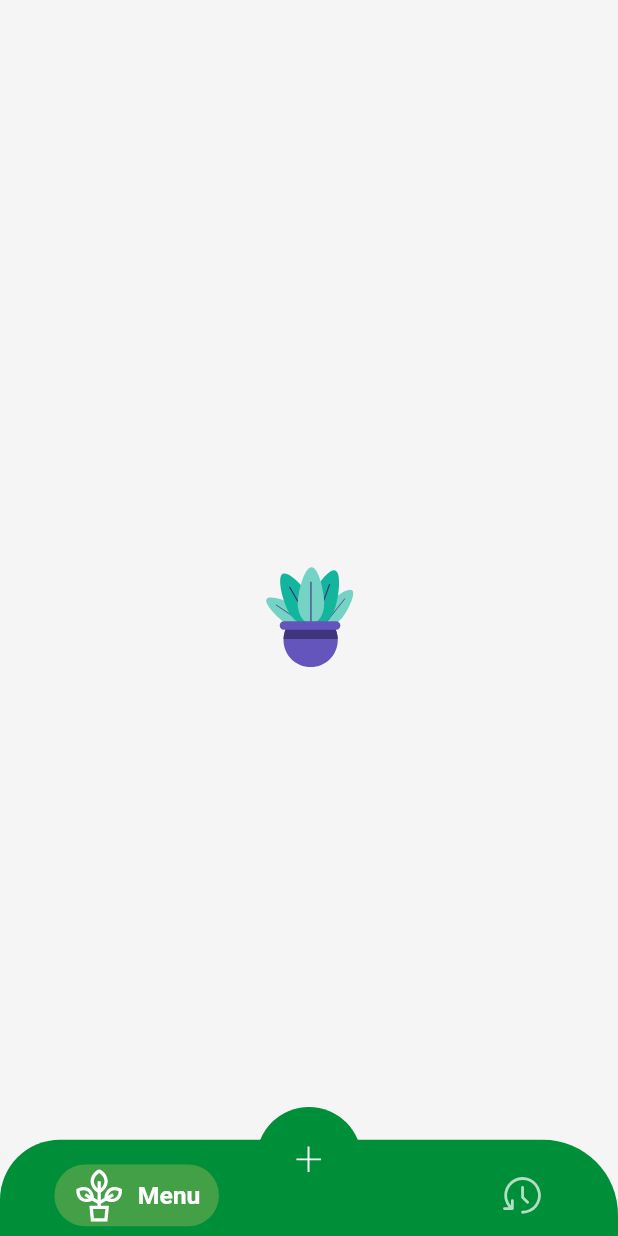
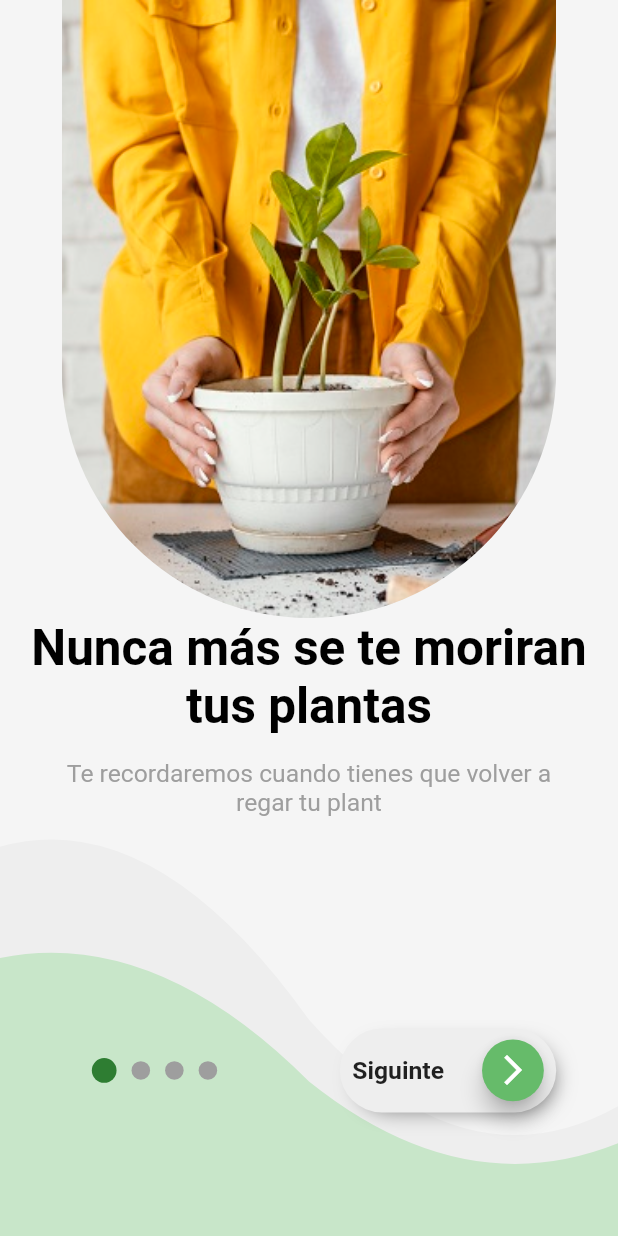
Before and after one commit to estarly07/My-Plants, a Flutter app: the screen it shows after launch, on a phone screen of 412 x 824 dp. Run offline on Flutter 3.47's test engine with Material 2 defaults, Android fonts, the phone set to English and light mode, and no system bars; our stand-ins replace bloc, flutter_bloc, flutter_svg, lottie, shared_preferences, sqflite; missing offline and left inert: android_alarm_manager; accounts and stored records are empty; project files that could hold a hidden picture were left out.

Commit message:
CREATION
- Slider was created

```diff
--- /dev/null
+++ b/my_plants/lib/Slider/bloc/slider_bloc.dart
@@ -0,0 +1,13 @@
+import 'package:bloc/bloc.dart';
+import 'package:meta/meta.dart';
+
+part 'slider_event.dart';
+part 'slider_state.dart';
+
+class SliderBloc extends Bloc<SliderEvent, SliderState> {
+  SliderBloc() : super(SliderInitial()) {
+    on<ChangeSliderPageEvent>((event, emit) {
+      emit(ChangePageState(event.currentPage));
+    });
+  }
+}
--- /dev/null
+++ b/my_plants/lib/Slider/bloc/slider_event.dart
@@ -0,0 +1,9 @@
+part of 'slider_bloc.dart';
+
+@immutable
+abstract class SliderEvent {}
+
+class ChangeSliderPageEvent extends SliderEvent {
+  final double currentPage;
+  ChangeSliderPageEvent(this.currentPage);
+}
--- /dev/null
+++ b/my_plants/lib/Slider/bloc/slider_state.dart
@@ -0,0 +1,18 @@
+part of 'slider_bloc.dart';
+
+@immutable
+abstract class SliderState {
+  final double currentPage;
+
+  SliderState(this.currentPage);
+}
+
+class SliderInitial extends SliderState {
+  SliderInitial() : super(0.0);
+}
+
+class ChangePageState extends SliderState {
+  final double currentPage;
+
+  ChangePageState(this.currentPage) : super(currentPage);
+}
--- /dev/null
+++ b/my_plants/lib/Slider/model/slider.dart
@@ -0,0 +1,15 @@
+import 'package:flutter/cupertino.dart';
+import 'package:flutter/material.dart';
+
+class SliderModel {
+  Color color;
+  final String image;
+  final String title;
+  final String description;
+
+  SliderModel(
+      {required this.image,
+      required this.title,
+      required this.description,
+      this.color = Colors.white});
+}
--- /dev/null
+++ b/my_plants/lib/Slider/ui/screen/slider_screen.dart
@@ -0,0 +1,14 @@
+import 'package:flutter/cupertino.dart';
+import 'package:flutter/material.dart';
+import 'package:my_plants/Slider/ui/widgets/slider_item.dart';
+
+class SliderScreen extends StatelessWidget {
+  const SliderScreen({Key? key}) : super(key: key);
+
+  @override
+  Widget build(BuildContext context) {
+    return Scaffold(
+      body: SliderItem(),
+    );
+  }
+}
--- /dev/null
+++ b/my_plants/lib/Slider/ui/widgets/dots.dart
@@ -0,0 +1,51 @@
+import 'package:flutter/cupertino.dart';
+import 'package:flutter/material.dart';
+import 'package:flutter_bloc/flutter_bloc.dart';
+import 'package:my_plants/Slider/bloc/slider_bloc.dart';
+
+class Dots extends StatelessWidget {
+  int lenght;
+  Dots(this.lenght);
+
+  @override
+  Widget build(BuildContext context) {
+    final provider = BlocProvider.of<SliderBloc>(context, listen: false);
+    final size = MediaQuery.of(context).size;
+    return Container(
+      width: double.infinity,
+      child: Row(
+          mainAxisAlignment: MainAxisAlignment.center,
+          children: List.generate(
+            lenght,
+            (index) => _Ball(index),
+          )),
+    );
+  }
+}
+
+class _Ball extends StatelessWidget {
+  int index;
+  _Ball(this.index);
+
+  @override
+  Widget build(BuildContext context) {
+    final provider = BlocProvider.of<SliderBloc>(context, listen: false);
+    final size = MediaQuery.of(context).size;
+
+    return AnimatedContainer(
+      duration: Duration(milliseconds: 200),
+      margin: EdgeInsets.symmetric(horizontal: 5),
+      height: (provider.state.currentPage.toInt() == index)
+          ? size.width * 0.04
+          : size.width * 0.03,
+      width: (provider.state.currentPage.toInt() == index)
+          ? size.width * 0.04
+          : size.width * 0.03,
+      decoration: BoxDecoration(
+          color: (provider.state.currentPage.toInt() == index)
+              ? Colors.green[800]
+              : Colors.grey,
+          shape: BoxShape.circle),
+    );
+  }
+}
--- /dev/null
+++ b/my_plants/lib/Slider/ui/widgets/headers.dart
@@ -0,0 +1,27 @@
+import 'package:flutter/cupertino.dart';
+import 'package:flutter/material.dart';
+
+class Header extends CustomPainter {
+  final Color color;
+
+  Header(this.color);
+  @override
+  void paint(Canvas canvas, Size size) {
+    final paint = Paint()
+      ..color = color
+      ..style = PaintingStyle.fill;
+    final path = Path();
+    path.moveTo(0, size.height * 0.1);
+    path.quadraticBezierTo(
+        size.width * 0.25, 0, size.width * 0.5, size.height * 0.5);
+    path.quadraticBezierTo(
+        size.width * 0.75, size.height * 0.9, size.width, size.height * 0.7);
+    path.lineTo(size.width, size.height);
+    path.lineTo(0, size.height);
+
+    canvas.drawPath(path, paint);
+  }
+
+  @override
+  bool shouldRepaint(covariant CustomPainter oldDelegate) => true;
+}
--- /dev/null
+++ b/my_plants/lib/Slider/ui/widgets/slider_item.dart
@@ -0,0 +1,251 @@
+import 'package:flutter/cupertino.dart';
+import 'package:flutter/material.dart';
+import 'package:flutter/painting.dart';
+import 'package:flutter_bloc/flutter_bloc.dart';
+import 'package:my_plants/Slider/bloc/slider_bloc.dart';
+import 'package:my_plants/Slider/model/slider.dart';
+import 'package:my_plants/Slider/ui/widgets/widgets.dart';
+
+class SliderItem extends StatelessWidget {
+  const SliderItem({Key? key}) : super(key: key);
+
+  @override
+  Widget build(BuildContext context) {
+    return Container(
+        child: _Slide([
+      SliderModel(
+        image: "assets/images/uno.jpg",
+        title: "Nunca más se te moriran tus plantas",
+        description:
+            "Te recordaremos cuando tienes que volver a regar tu plant",
+      ),
+      SliderModel(
+        image: "assets/images/dos.jpg",
+        title: "Tendrás consejos para el cuidado\n 👊",
+        description:
+            "My plants te aconsejara para que cuides mejor tus plantas",
+      ),
+      SliderModel(
+        image: "assets/images/tres.jpg",
+        title: "Investigación\n 🕵️",
+        description:
+            "Sabrás que tipo de plantas puedes tener en casa y sus cuidados",
+      ),
+      SliderModel(
+        image: "assets/images/logo.png",
+        title: "Disfruta\n 😎 ",
+        description:
+            "Relajate que My Plants siempre te ayudará a cuidar tus plantas",
+      ),
+    ]));
+  }
+}
+
+class _Slide extends StatefulWidget {
+  List<SliderModel> sliders;
+
+  _Slide(this.sliders);
+  @override
+  State<_Slide> createState() => _SlideState();
+}
+
+class _SlideState extends State<_Slide> {
+  late final PageController pageController;
+
+  @override
+  void initState() {
+    pageController = PageController();
+    final provider = BlocProvider.of<SliderBloc>(context, listen: false);
+    pageController.addListener(() {
+      provider.add(ChangeSliderPageEvent(pageController.page!));
+    });
+    super.initState();
+  }
+
+  @override
+  void dispose() {
+    pageController.dispose();
+    super.dispose();
+  }
+
+  @override
+  Widget build(BuildContext context) {
+    final size = MediaQuery.of(context).size;
+    return BlocBuilder<SliderBloc, SliderState>(
+      builder: (context, state) {
+        return Stack(
+          children: [
+            Align(
+              alignment: Alignment.bottomCenter,
+              child: Container(
+                width: double.infinity,
+                height: size.height * 0.35,
+                child: CustomPaint(
+                  painter: Header(const Color(0xffEEEEEE)),
+                ),
+              ),
+            ),
+            Align(
+              alignment: Alignment.bottomCenter,
+              child: Container(
+                width: double.infinity,
+                height: size.height * 0.25,
+                child: CustomPaint(
+                  painter: Header(Colors.green.shade100),
+                ),
+              ),
+            ),
+            Container(
+              child: PageView(
+                  controller: pageController,
+                  children: widget.sliders.map((e) => Slider(e)).toList()),
+            ),
+            Align(
+              alignment: Alignment.bottomLeft,
+              child: Container(
+                margin: EdgeInsets.only(bottom: size.height * 0.1),
+                child: Row(
+                  mainAxisAlignment: MainAxisAlignment.spaceBetween,
+                  children: [
+                    Flexible(
+                      flex: 1,
+                      child: Container(
+                        child: Dots(widget.sliders.length),
+                      ),
+                    ),
+                    Flexible(
+                        flex: 1,
+                        child: GestureDetector(
+                          onTap: () {
+                            if (state.currentPage !=
+                                (widget.sliders.length - 1)) {
+                              pageController.nextPage(
+                                  duration: Duration(milliseconds: 250),
+                                  curve: Curves.easeIn);
+                            } else {
+                              //Preferences().firstTime();
+                              Navigator.pushReplacementNamed(context, "home");
+                            }
+                          },
+                          child: Container(
+                            margin: EdgeInsets.only(right: size.width * 0.1),
+                            padding: EdgeInsets.symmetric(
+                                horizontal: size.width * 0.02),
+                            width: size.width * 0.35,
+                            decoration: BoxDecoration(
+                              boxShadow: [
+                                BoxShadow(
+                                    blurRadius: 12,
+                                    spreadRadius: -7,
+                                    color: Colors.black54,
+                                    offset: Offset(5, 5))
+                              ],
+                              color: Colors.grey[200],
+                              borderRadius: BorderRadius.all(
+                                  Radius.circular(size.width * 0.3)),
+                            ),
+                            child: Row(
+                              mainAxisAlignment: MainAxisAlignment.spaceBetween,
+                              crossAxisAlignment: CrossAxisAlignment.center,
+                              children: [
+                                Text(
+                                  "Siguinte",
+                                  textAlign: TextAlign.center,
+                                  style: TextStyle(
+                                      fontSize: size.height * 0.02,
+                                      fontWeight: FontWeight.bold),
+                                ),
+                                Container(
+                                  width: size.width * 0.1,
+                                  child: FloatingActionButton(
+                                    onPressed: null,
+                                    backgroundColor: Colors.green[400],
+                                    child:
+                                        Icon(Icons.arrow_forward_ios_outlined),
+                                  ),
+                                ),
+                              ],
+                            ),
+                          ),
+                        ))
+                  ],
+                ),
+              ),
+            )
+          ],
+        );
+      },
+    );
+  }
+}
+
+class Slider extends StatelessWidget {
+  SliderModel _slider;
+  Slider(this._slider);
+
+  @override
+  Widget build(BuildContext context) {
+    final size = MediaQuery.of(context).size;
+    return Container(
+        width: double.infinity,
+        height: double.infinity,
+        child: Stack(
+          children: [
+            Container(
+              child: Column(
+                children: [
+                  Flexible(
+                    flex: 1,
+                    child: Align(
+                      alignment: Alignment.center,
+                      child: ClipRRect(
+                        borderRadius: BorderRadius.only(
+                          bottomLeft: Radius.circular(size.width * 0.5),
+                          bottomRight: Radius.circular(size.width * 0.5),
+                        ),
+                        child: Container(
+                            height: size.height * 0.7,
+                            width: size.width * 0.8,
+                            child: Image.asset(
+                              _slider.image,
+                              fit: BoxFit.cover,
+                            )),
+                      ),
+                    ),
+                  ),
+                  Flexible(
+                    flex: 1,
+                    child: Container(
+                      margin:
+                          EdgeInsets.symmetric(horizontal: size.width * 0.05),
+                      child: Column(
+                        children: [
+                          Text(
+                            _slider.title,
+                            textAlign: TextAlign.center,
+                            style: TextStyle(
+                                color: Colors.black,
+                                fontWeight: FontWeight.bold,
+                                fontSize: size.height * 0.04),
+                          ),
+                          Container(
+                            margin: EdgeInsets.symmetric(
+                                horizontal: size.width * 0.05,
+                                vertical: size.height * 0.02),
+                            child: Text(_slider.description,
+                                textAlign: TextAlign.center,
+                                style: TextStyle(
+                                    color: Colors.grey,
+                                    fontSize: size.height * 0.02)),
+                          ),
+                        ],
+                      ),
+                    ),
+                  )
+                ],
+              ),
+            )
+          ],
+        ));
+  }
+}
--- /dev/null
+++ b/my_plants/lib/Slider/ui/widgets/widgets.dart
@@ -0,0 +1,3 @@
+export 'package:my_plants/Slider/ui/widgets/dots.dart';
+export 'package:my_plants/Slider/ui/widgets/slider_item.dart';
+export 'package:my_plants/Slider/ui/widgets/headers.dart';
--- a/my_plants/lib/Utils/view/routes/routes.dart
+++ b/my_plants/lib/Utils/view/routes/routes.dart
@@ -1,4 +1,5 @@
 import 'package:flutter/cupertino.dart';
+import 'package:my_plants/Slider/ui/screen/slider_screen.dart';
 import 'package:my_plants/Utils/view/screens/about_screen.dart';
 import 'package:my_plants/Utils/view/screens/screens.dart';
 import 'package:my_plants/Utils/view/widgets/widgets.dart';
@@ -13,5 +14,6 @@ Map<String, WidgetBuilder> routes() {
     "detail_types": (_) => DetailTypeScreen(),
     "splash": (_) => Splash(),
     "about": (_) => AboutScreen(),
+    "slider": (_) => SliderScreen()
   };
 }
--- a/my_plants/lib/main.dart
+++ b/my_plants/lib/main.dart
@@ -1,6 +1,7 @@
 import 'package:android_alarm_manager/android_alarm_manager.dart';
 import 'package:flutter/material.dart';
 import 'package:flutter_bloc/flutter_bloc.dart';
+import 'package:my_plants/Slider/bloc/slider_bloc.dart';
 import 'package:my_plants/Utils/bloc/bloc.dart';
 import 'package:my_plants/Plant_local/repository/services/alarm_service.dart';
 import 'package:my_plants/Utils/services/services.dart';
@@ -48,12 +49,13 @@ class _MyAppState extends State<MyApp> {
         BlocProvider(create: (_) => TypesPlantsBloc()),
         BlocProvider(create: (_) => TipsBloc()),
         BlocProvider(create: (_) => PlantsBloc()),
-        BlocProvider(create: (_) => GameBloc())
+        BlocProvider(create: (_) => GameBloc()),
+        BlocProvider(create: (_) => SliderBloc())
       ],
       child: MaterialApp(
         title: 'Material App',
         routes: routes(),
-        initialRoute: "splash",
+        initialRoute: "slider",
         theme: ThemeData.light()
             .copyWith(scaffoldBackgroundColor: Colors.grey[100]),
       ),
```
Also changed, not shown: my_plants/assets/images/dos.jpg (added), my_plants/assets/images/tres.jpg (added), my_plants/assets/images/uno.jpg (added).
